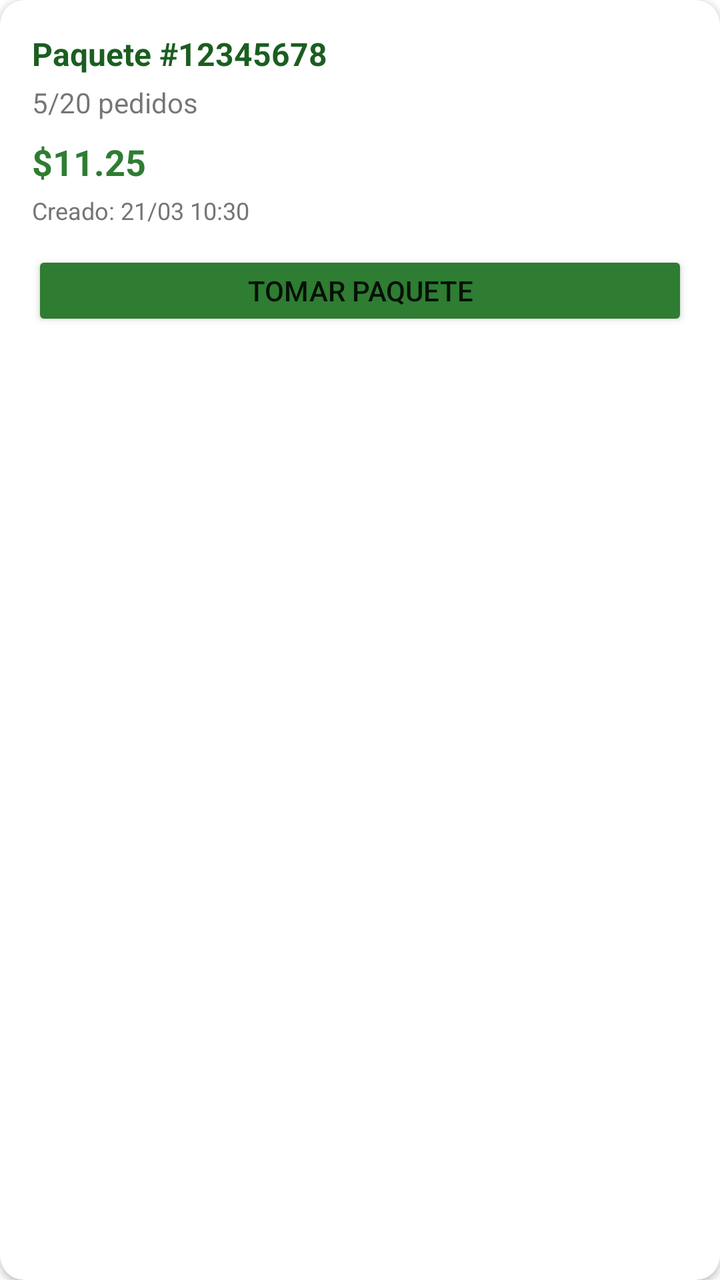
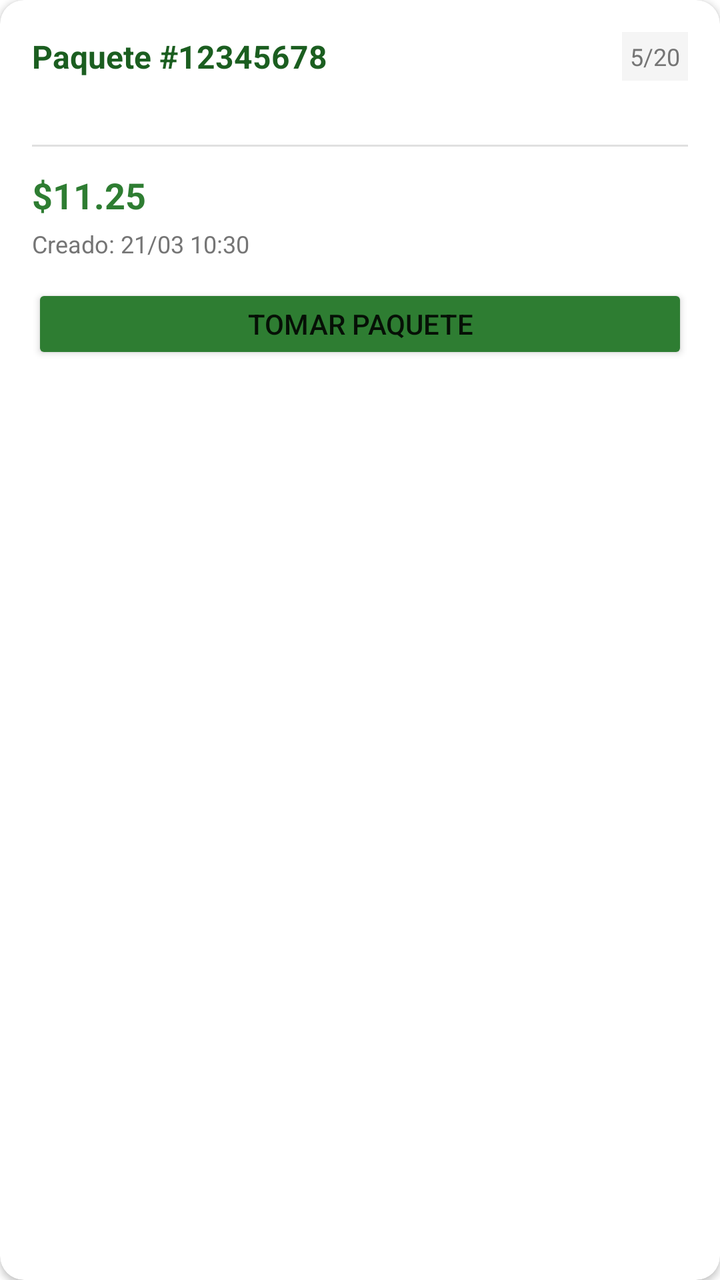

Compare the two renders of this Android layout. The source of the first and the diff that turns it into the second are given below.
<!-- AndroidManifest.xml: application theme Theme.MaterialComponents.Light.NoActionBar -->
<!-- res/layout/item_available_package.xml -->
<?xml version="1.0" encoding="utf-8"?>
<androidx.cardview.widget.CardView xmlns:android="http://schemas.android.com/apk/res/android"
    xmlns:app="http://schemas.android.com/apk/res-auto"
    android:layout_width="match_parent"
    android:layout_height="wrap_content"
    android:layout_margin="8dp"
    app:cardCornerRadius="12dp"
    app:cardElevation="2dp">

    <LinearLayout
        android:layout_width="match_parent"
        android:layout_height="wrap_content"
        android:orientation="vertical"
        android:padding="16dp">

        <TextView
            android:id="@+id/tvPackageSize"
            android:layout_width="match_parent"
            android:layout_height="wrap_content"
            android:text="Paquete #12345678"
            android:textSize="16sp"
            android:textStyle="bold"
            android:textColor="#1B5E20" />

        <TextView
            android:id="@+id/tvOrdersCount"
            android:layout_width="match_parent"
            android:layout_height="wrap_content"
            android:text="5/20 pedidos"
            android:textSize="14sp"
            android:layout_marginTop="4dp" />

        <TextView
            android:id="@+id/tvPayment"
            android:layout_width="match_parent"
            android:layout_height="wrap_content"
            android:text="$11.25"
            android:textSize="18sp"
            android:textStyle="bold"
            android:textColor="#2E7D32"
            android:layout_marginTop="8dp" />

        <TextView
            android:id="@+id/tvCreatedAt"
            android:layout_width="match_parent"
            android:layout_height="wrap_content"
            android:text="Creado: 21/03 10:30"
            android:textSize="12sp"
            android:textColor="#757575"
            android:layout_marginTop="4dp" />

        <Button
            android:id="@+id/btnTakePackage"
            android:layout_width="match_parent"
            android:layout_height="40dp"
            android:text="Tomar paquete"
            android:backgroundTint="#2E7D32"
            android:layout_marginTop="12dp" />

    </LinearLayout>

</androidx.cardview.widget.CardView>
<!-- resources referenced by this layout -->
<resources>
  <style name="Theme.MaterialComponents.Light.NoActionBar" parent="Theme.MaterialComponents.Light">
          <item name="windowActionBar">false</item>
          <item name="windowNoTitle">true</item>
          <item name="colorPrimary">#2E7D32</item>
          <item name="colorPrimaryVariant">#1B5E20</item>
          <item name="colorAccent">#388E3C</item>
      </style>
</resources>

<!-- the commit's change to res/layout/item_available_package.xml (unified diff, before → after) -->
@@ -13,22 +13,55 @@
         android:orientation="vertical"
         android:padding="16dp">
 
-        <TextView
-            android:id="@+id/tvPackageSize"
+        
+        <LinearLayout
             android:layout_width="match_parent"
             android:layout_height="wrap_content"
-            android:text="Paquete #12345678"
-            android:textSize="16sp"
-            android:textStyle="bold"
-            android:textColor="#1B5E20" />
+            android:orientation="horizontal"
+            android:gravity="center_vertical"
+            android:layout_marginBottom="8dp">
 
-        <TextView
-            android:id="@+id/tvOrdersCount"
+            <TextView
+                android:id="@+id/tvPackageSize"
+                android:layout_width="0dp"
+                android:layout_height="wrap_content"
+                android:layout_weight="1"
+                android:text="Paquete #12345678"
+                android:textSize="16sp"
+                android:textStyle="bold"
+                android:textColor="#1B5E20" />
+
+            <TextView
+                android:id="@+id/tvOrdersCount"
+                android:layout_width="wrap_content"
+                android:layout_height="wrap_content"
+                android:text="5/20"
+                android:textSize="12sp"
+                android:textColor="#757575"
+                android:background="#F5F5F5"
+                android:padding="4dp"
+                android:paddingStart="8dp"
+                android:paddingEnd="8dp"
+                app:cardCornerRadius="12dp" />
+
+        </LinearLayout>
+
+        
+        <androidx.recyclerview.widget.RecyclerView
+            android:id="@+id/rvOrdersInPackage"
             android:layout_width="match_parent"
             android:layout_height="wrap_content"
-            android:text="5/20 pedidos"
-            android:textSize="14sp"
-            android:layout_marginTop="4dp" />
+            android:nestedScrollingEnabled="false"
+            android:layout_marginTop="8dp"
+            android:layout_marginBottom="8dp" />
+
+        
+        <View
+            android:layout_width="match_parent"
+            android:layout_height="1dp"
+            android:background="#E0E0E0"
+            android:layout_marginTop="8dp"
+            android:layout_marginBottom="8dp" />
 
         <TextView
             android:id="@+id/tvPayment"
@@ -38,7 +71,7 @@
             android:textSize="18sp"
             android:textStyle="bold"
             android:textColor="#2E7D32"
-            android:layout_marginTop="8dp" />
+            android:layout_marginTop="4dp" />
 
         <TextView
             android:id="@+id/tvCreatedAt"
